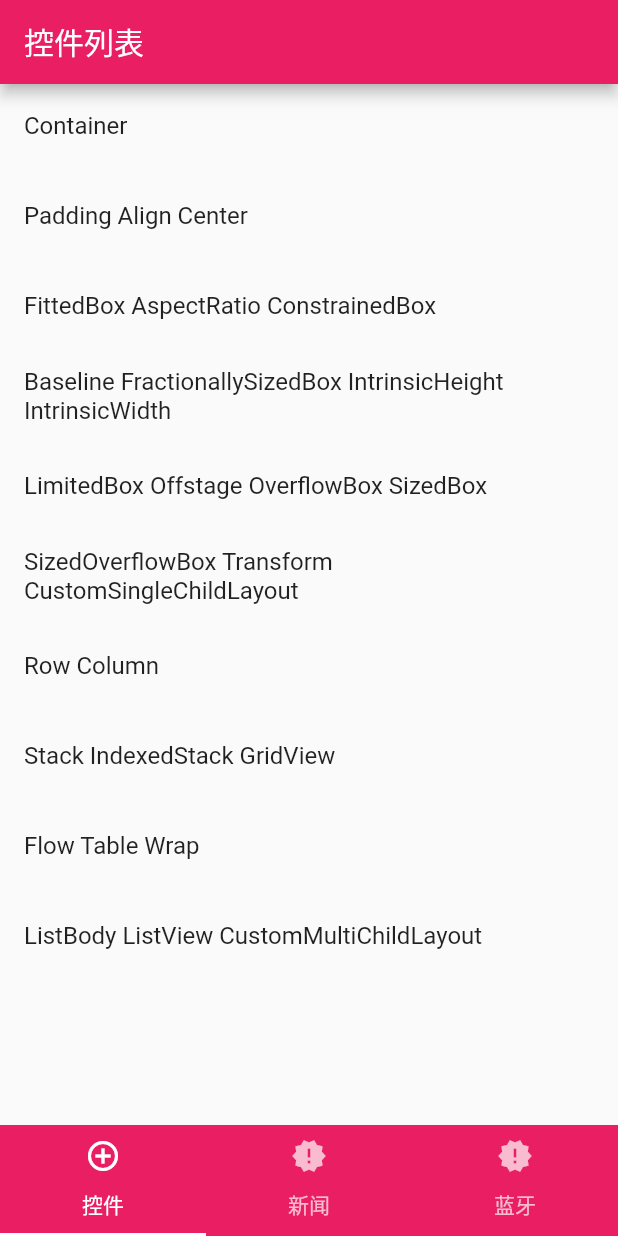
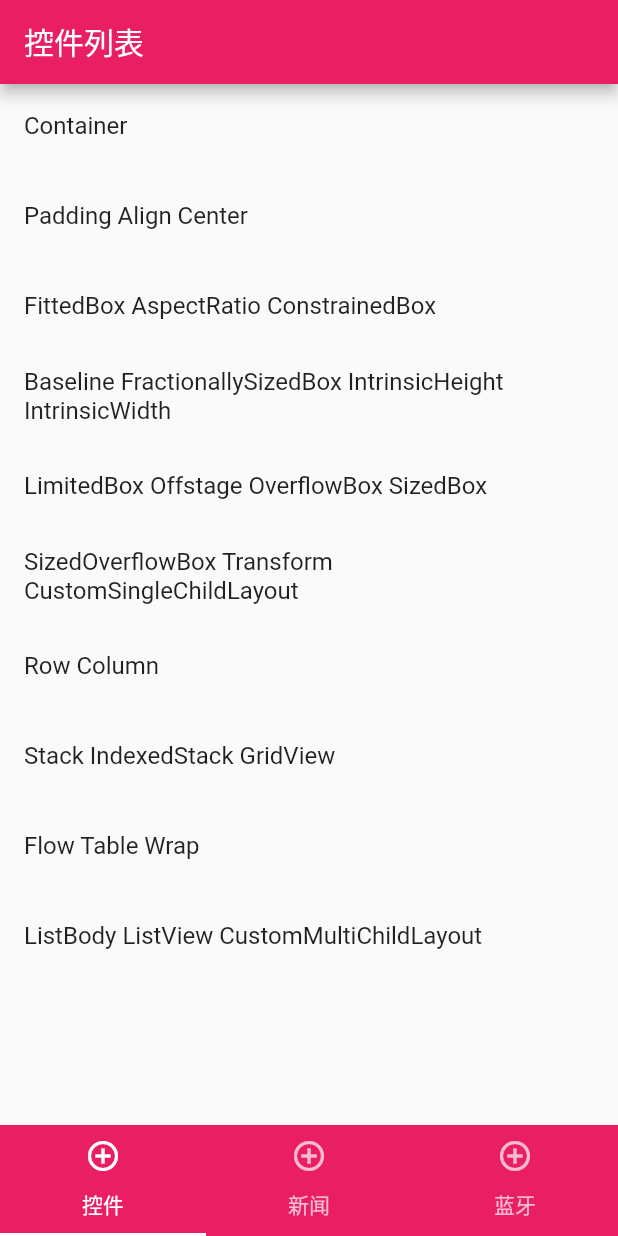
Before and after one commit to gaozm0509/FlutterDemo, a Flutter app: the screen it shows after launch, on a phone screen of 412 x 824 dp. Run offline on Flutter 3.47's test engine with Material 2 defaults, Android fonts, the phone set to English and light mode, and no system bars; our stand-ins replace dio, flutter_blue, fluttertoast; missing offline and left inert: ovprogresshud.

Commit message:
完善代码

```diff
--- a/lib/modular/home/homePage.dart
+++ b/lib/modular/home/homePage.dart
@@ -25,11 +25,23 @@ class _HomePageState extends State<HomePage> with TickerProviderStateMixin {
   @override
   void initState() {
     super.initState();
-    _controller = new TabController(length: 3, vsync: this);
+    _controller = new TabController(length: pageList.length, vsync: this);
+  }
+
+
+  static var pageList = [new ControlsList(),new NewsList(),new BluetoothPage(),];
+  static List<String> titles = ['控件','新闻','蓝牙',];
+  static List<Widget> tabs = [];
+  void createTabs() {
+    for (var i = 0; i < pageList.length; i++) {
+      Tab tab = Tab(text: titles[i],icon: new Icon(Icons.control_point,));
+      tabs.add(tab);
+    }
   }
 
   @override
   Widget build(BuildContext context) {
+    createTabs();
     return MaterialApp(
       // title: '控件列表',
       theme: ThemeData(
@@ -37,41 +49,15 @@ class _HomePageState extends State<HomePage> with TickerProviderStateMixin {
       ),
 
       home: Scaffold(
-        // appBar: AppBar(
-        //   title: Text('控件列表'),
-        // ),
         body: new TabBarView(
           controller: _controller,
-          children: [
-            new ControlsList(),
-            new NewsList(),
-            new BluetoothPage(),
-          ],
+          children: pageList,
         ),
         bottomNavigationBar: Material(
           color: Colors.pink,
           child: TabBar(
             controller: _controller,
-            tabs: <Widget>[
-              Tab(
-                text: "控件",
-                icon: new Icon(
-                  Icons.control_point,
-                ),
-              ),
-              Tab(
-                text: "新闻",
-                icon: new Icon(
-                  Icons.new_releases,
-                ),
-              ),
-              Tab(
-                text: "蓝牙",
-                icon: new Icon(
-                  Icons.new_releases,
-                ),
-              )
-            ],
+            tabs: tabs,
           ),
         ),
       ),
```
